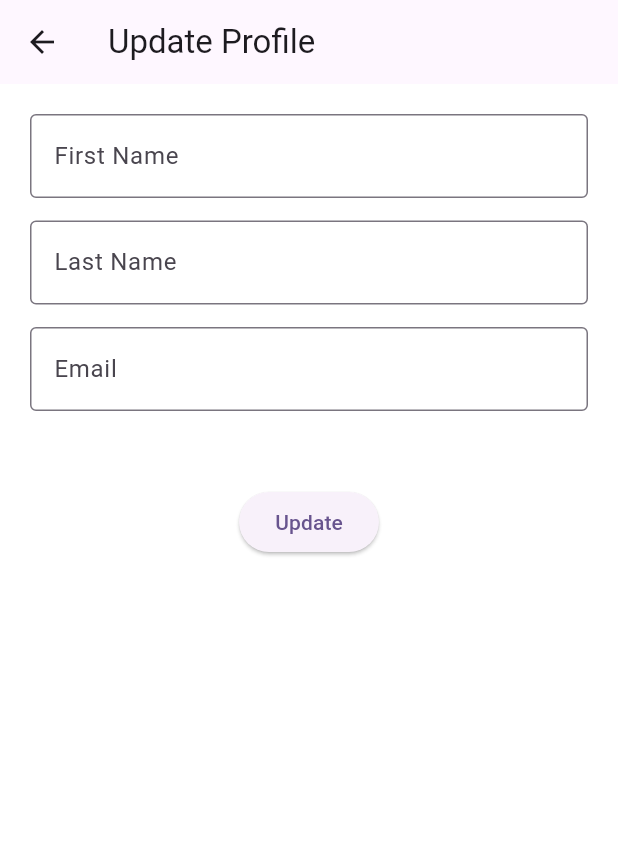
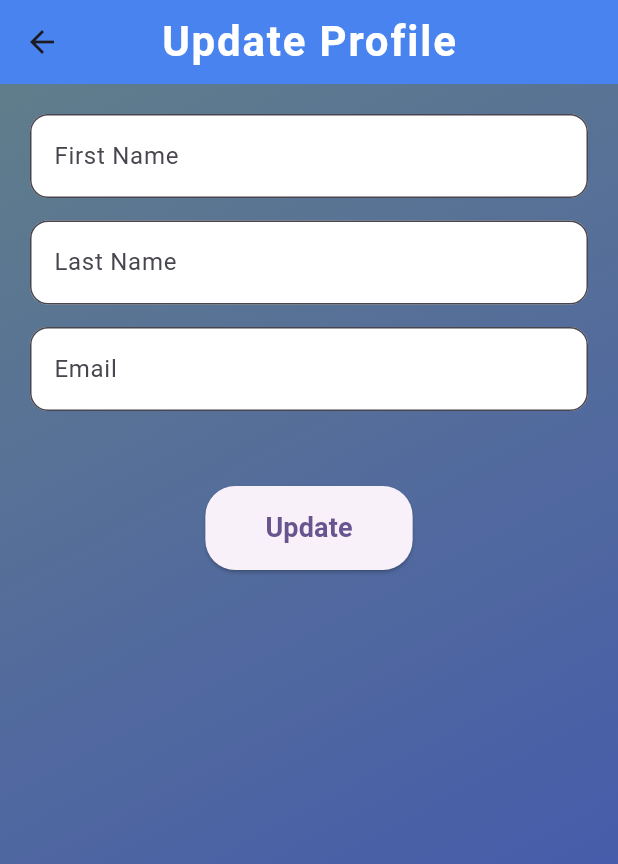
Before and after one commit to MuhammedAdil1/api_crud_using_provider, a Flutter app: the UpdateProfileScreen screen opened directly, after a tap on "Update", on a phone screen of 412 x 824 dp. Shown: the top 864 px of the screen. Run offline on Flutter 3.47's test engine with Material 3 defaults, Android fonts, the phone set to English and light mode, and no system bars; accounts and stored records are empty; network calls fail.

Commit message:
updated the ui's

```diff
--- a/lib/main.dart
+++ b/lib/main.dart
@@ -1,5 +1,6 @@
 import 'package:api_crud_using_provider/delete_users_screen.dart';
 import 'package:api_crud_using_provider/home_screen.dart';
+import 'package:api_crud_using_provider/update_profile_screen.dart';
 import 'package:api_crud_using_provider/update_user_data_screen.dart';
 import 'package:flutter/material.dart';
 import 'package:provider/provider.dart';
@@ -29,7 +30,7 @@ class MyApp extends StatelessWidget {
           colorScheme: ColorScheme.fromSeed(seedColor: Colors.deepPurple),
           useMaterial3: true,
         ),
-        home: const HomeScreen(),
+        home: const UpdateUserDataScreen(),
       ),
     );
   }
--- a/lib/providers/apis_provider.dart
+++ b/lib/providers/apis_provider.dart
@@ -42,7 +42,7 @@ class GetApiProvider extends ChangeNotifier {
   }
 
 
-  // Login :  Post method..
+  // Login :  Post method..   ( Used to create a resource )
   loginApi(String email, String password, BuildContext context) async {
     try {
       isLoadingLogin =true;
@@ -67,7 +67,7 @@ class GetApiProvider extends ChangeNotifier {
   }
 
 
-   // GET method..
+   // GET method..   getUserData
    getUserData(String userId) async {
      isLoading = true;
      var res =
@@ -84,9 +84,9 @@ class GetApiProvider extends ChangeNotifier {
    }
 
 
+   // PUT method..  Edit the --> {getUserData},  ( Used to update or replace an existing resource )
+   Future<void> updateUserProfile(String userId, Map<String, String> data) async {
 
-   // PUT method..
-  Future<void> updateUserProfile(String userId, Map<String, String> data) async {
     try {
       isLoadingUpdateProfile = true;
       notifyListeners();
@@ -122,6 +122,9 @@ class GetApiProvider extends ChangeNotifier {
 
 
 
+
+
+ // Get method ..   Getting all users..
  getAllUsers () async {
    getAllUserDataISLoading= true;
 
@@ -138,12 +141,10 @@ class GetApiProvider extends ChangeNotifier {
 
 
 
-
+ // Delete method ..   Deleting users by index..
  deleteUser (String userId, int index) async {
-
      var res =
          await http.delete(Uri.parse("https://reqres.in/api/users/$userId"));
-
      if(res.statusCode == 204) {
        print(res);
       getAllUsersList.removeAt(index );
--- a/lib/update_profile_screen.dart
+++ b/lib/update_profile_screen.dart
@@ -3,7 +3,6 @@ import 'package:flutter/material.dart';
 import 'package:provider/provider.dart';
 
 class UpdateProfileScreen extends StatefulWidget {
-
   const UpdateProfileScreen({super.key});
 
   @override
@@ -11,58 +10,106 @@ class UpdateProfileScreen extends StatefulWidget {
 }
 
 class _UpdateProfileScreenState extends State<UpdateProfileScreen> {
-
   TextEditingController firstNameController = TextEditingController();
   TextEditingController lastNameController = TextEditingController();
   TextEditingController emailController = TextEditingController();
 
   @override
   Widget build(BuildContext context) {
+    GetApiProvider apiProvider = Provider.of<GetApiProvider>(context);
 
-    GetApiProvider apiProvider = Provider.of <GetApiProvider> (context);
-
-    return  Scaffold(
+    return Scaffold(
       appBar: AppBar(
-        title: Text('Update Profile'),
+        title: const Text(
+          'Update Profile',
+          style: TextStyle(
+            fontSize: 28,
+            fontWeight: FontWeight.w700,
+            color: Colors.white,
+            letterSpacing: 1.2,
           ),
-      backgroundColor: Colors.white,
-      body: Padding(
+        ),
+        centerTitle: true,
+        backgroundColor: Colors.blueAccent,
+        elevation: 10,
+      ),
+      body: Container(
+        decoration: const BoxDecoration(
+          gradient: LinearGradient(
+            colors: [Colors.blueGrey, Colors.indigo],
+            begin: Alignment.topLeft,
+            end: Alignment.bottomRight,
+          ),
+        ),
+        child: Padding(
           padding: const EdgeInsets.all(20),
           child: Column(
             children: [
               TextFormField(
                 controller: firstNameController,
                 decoration: InputDecoration(
-                hintText: "First Name", border: OutlineInputBorder()),
+                  hintText: "First Name",
+                  border: OutlineInputBorder(
+                    borderRadius: BorderRadius.circular(12),
                   ),
-            SizedBox(height: 15,),
+                  filled: true,
+                  fillColor: Colors.white,
+                ),
+              ),
+              const SizedBox(height: 15),
               TextFormField(
                 controller: lastNameController,
                 decoration: InputDecoration(
-                hintText: "Last Name", border: OutlineInputBorder()),
+                  hintText: "Last Name",
+                  border: OutlineInputBorder(
+                    borderRadius: BorderRadius.circular(12),
                   ),
-            SizedBox(height: 15,),
+                  filled: true,
+                  fillColor: Colors.white,
+                ),
+              ),
+              const SizedBox(height: 15),
               TextFormField(
                 controller: emailController,
                 decoration: InputDecoration(
-                hintText: "Email", border: OutlineInputBorder()),
+                  hintText: "Email",
+                  border: OutlineInputBorder(
+                    borderRadius: BorderRadius.circular(12),
                   ),
-            SizedBox(height: 50,),
+                  filled: true,
+                  fillColor: Colors.white,
+                ),
+              ),
+              const SizedBox(height: 50),
 
               ElevatedButton(
                 onPressed: () async {
-                  await apiProvider.updateUserProfile( "2", {
-                "email": emailController.text ,
+                  await apiProvider.updateUserProfile("2", {
+                    "email": emailController.text,
                     "first_name": firstNameController.text,
                     "last_name": lastNameController.text,
-
-              } );
+                  });
                 },
-                child: apiProvider.isLoadingUpdateProfile == true?
-                Center(child: CircularProgressIndicator(),
+                style: ElevatedButton.styleFrom(
+                  padding: const EdgeInsets.symmetric(horizontal: 40, vertical: 15),
+                  shape: RoundedRectangleBorder(
+                    borderRadius: BorderRadius.circular(20),
+                  ),
+                ),
+                child: apiProvider.isLoadingUpdateProfile == true
+                    ? const Center(
+                  child: CircularProgressIndicator(color: Colors.white),
                 )
-                    :Text("Update"))
+                    : const Text(
+                  "Update",
+                  style: TextStyle(
+                    fontSize: 18,
+                    fontWeight: FontWeight.w600,
+                  ),
+                ),
+              ),
             ],
+          ),
         ),
       ),
     );
--- a/lib/update_user_data_screen.dart
+++ b/lib/update_user_data_screen.dart
@@ -1,7 +1,7 @@
+import 'package:flutter/material.dart';
+import 'package:provider/provider.dart';
 import 'package:api_crud_using_provider/providers/apis_provider.dart';
 import 'package:api_crud_using_provider/update_profile_screen.dart';
-import 'package:flutter/material.dart';
-import 'package:provider/provider.dart';
 
 class UpdateUserDataScreen extends StatefulWidget {
   const UpdateUserDataScreen({super.key});
@@ -11,69 +11,141 @@ class UpdateUserDataScreen extends StatefulWidget {
 }
 
 class _UpdateUserDataScreenState extends State<UpdateUserDataScreen> {
-
-
   @override
   void initState() {
     super.initState();
-     GetApiProvider apiProvider =
-     Provider.of <GetApiProvider> (context, listen: false);
+    GetApiProvider apiProvider = Provider.of<GetApiProvider>(context, listen: false);
     apiProvider.getUserData("2");
   }
+
   @override
   Widget build(BuildContext context) {
-
-    GetApiProvider apiProvider = Provider.of <GetApiProvider> (context);
+    GetApiProvider apiProvider = Provider.of<GetApiProvider>(context);
 
     return Scaffold(
-      backgroundColor: Colors.white,
-      body: apiProvider.isLoading ==  true?
-      Center(
-        child: CircularProgressIndicator(),
-      ):
-      Column(mainAxisAlignment: MainAxisAlignment.center,
+      body: Container(
+        decoration: const BoxDecoration(
+          gradient: LinearGradient(
+            colors: [Colors.blueGrey, Colors.indigo],
+            begin: Alignment.topLeft,
+            end: Alignment.bottomRight,
+          ),
+        ),
+        child: apiProvider.isLoading
+            ? const Center(
+          child: CircularProgressIndicator(
+            color: Colors.white,
+          ),
+        )
+            : Center(
+          child: Padding(
+            padding: const EdgeInsets.symmetric(horizontal: 24.0),
+            child: Column(
+              mainAxisAlignment: MainAxisAlignment.center,
               crossAxisAlignment: CrossAxisAlignment.center,
               children: [
-          Image.network(apiProvider.userDataModel!.data!.avatar!),
-          SizedBox(height: 20),
+                CircleAvatar(
+                  radius: 60,
+                  backgroundImage: NetworkImage(apiProvider.userDataModel!.data!.avatar!),
+                  backgroundColor: Colors.transparent,
+                ),
+                const SizedBox(height: 30),
                 Row(
                   mainAxisAlignment: MainAxisAlignment.center,
                   children: [
-              Text("Name : ",
-                style: TextStyle(fontWeight: FontWeight.bold),
+                    const Text(
+                      "Name:",
+                      style: TextStyle(
+                        fontWeight: FontWeight.bold,
+                        fontSize: 16,
+                        color: Colors.white,
                       ),
-              SizedBox(width: 20),
-              Text(apiProvider.userDataModel!.data!.firstName!)
+                    ),
+                    const SizedBox(width: 10),
+                    Text(
+                      apiProvider.userDataModel!.data!.firstName!,
+                      style: const TextStyle(
+                        fontSize: 16,
+                        color: Colors.white,
+                      ),
+                    ),
                   ],
-          ), SizedBox(height: 20),
+                ),
+                const SizedBox(height: 20),
                 Row(
                   mainAxisAlignment: MainAxisAlignment.center,
                   children: [
-              Text("Last Name : ",
-                style: TextStyle(fontWeight: FontWeight.bold),
+                    const Text(
+                      "Last Name:",
+                      style: TextStyle(
+                        fontWeight: FontWeight.bold,
+                        fontSize: 16,
+                        color: Colors.white,
                       ),
-              SizedBox(width: 20),
-              Text(apiProvider.userDataModel!.data!.lastName!)
+                    ),
+                    const SizedBox(width: 10),
+                    Text(
+                      apiProvider.userDataModel!.data!.lastName!,
+                      style: const TextStyle(
+                        fontSize: 16,
+                        color: Colors.white,
+                      ),
+                    ),
                   ],
                 ),
-          SizedBox(height: 20),
+                const SizedBox(height: 20),
                 Row(
                   mainAxisAlignment: MainAxisAlignment.center,
                   children: [
-              Text("Email : ",
-                style: TextStyle(fontWeight: FontWeight.bold),
+                    const Text(
+                      "Email:",
+                      style: TextStyle(
+                        fontWeight: FontWeight.bold,
+                        fontSize: 16,
+                        color: Colors.white,
                       ),
-              SizedBox(width: 20),
-              Text(apiProvider.userDataModel!.data!.email!)
+                    ),
+                    const SizedBox(width: 10),
+                    Text(
+                      apiProvider.userDataModel!.data!.email!,
+                      style: const TextStyle(
+                        fontSize: 16,
+                        color: Colors.white,
+                      ),
+                    ),
                   ],
                 ),
-          SizedBox(height: 50,),
-
-          ElevatedButton(onPressed: (){
-            Navigator.push(context, MaterialPageRoute(builder: (context) => UpdateProfileScreen(),));
+                const SizedBox(height: 40),
+                ElevatedButton(
+                  onPressed: () {
+                    Navigator.push(
+                      context,
+                      MaterialPageRoute(
+                        builder: (context) => const UpdateProfileScreen(),
+                      ),
+                    );
                   },
-              child: Text("Update Profile  "))
+                  style: ElevatedButton.styleFrom(
+                    padding: const EdgeInsets.symmetric(horizontal: 32, vertical: 12),
+                    shape: RoundedRectangleBorder(
+                      borderRadius: BorderRadius.circular(20),
+                    ),
+                    backgroundColor: Colors.indigo,
+                    elevation: 5,
+                  ),
+                  child: const Text(
+                    "Update Profile",
+                    style: TextStyle(
+                      fontSize: 16,
+                      fontWeight: FontWeight.bold,
+                      color: Colors.white,
+                    ),
+                  ),
+                ),
               ],
+            ),
+          ),
+        ),
       ),
     );
   }
```
Lines whose indentation alone changed are shown as unchanged.
